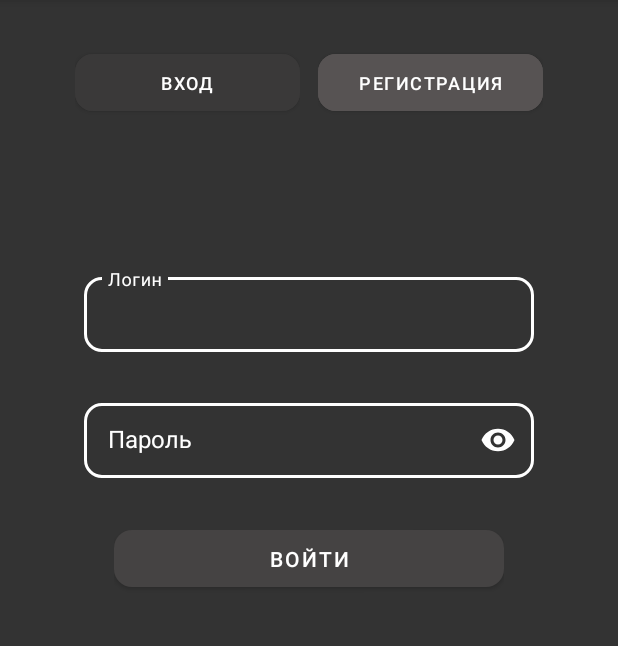
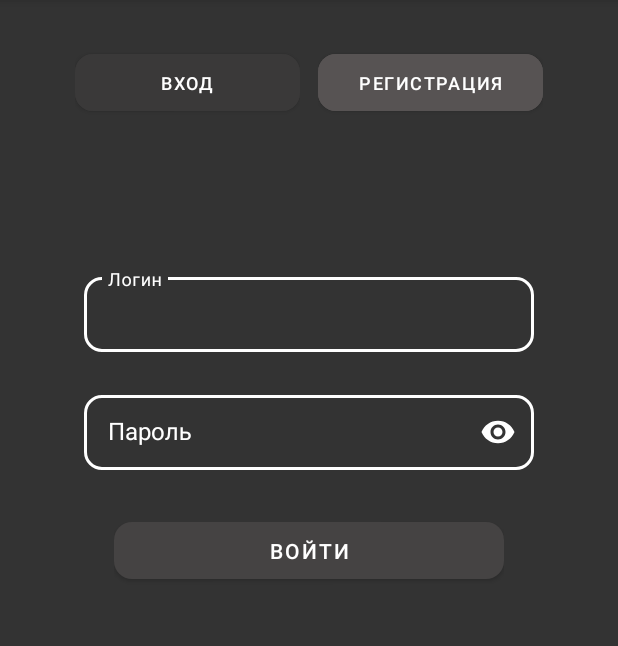
Before and after one commit to SklRV/MyNewsApp, an Android app: the screen it shows after launch (MainActivity), on a phone screen of 412 x 824 dp, the part 84-730 px from its top. Run offline under Robolectric (Android 15) with nearby library versions, the phone set to English and light mode, and no system bars.

Commit message:
Косметические правки: - BottomNavBar 2 страницы - Порядок в коде лучше - Дизайн подправлен на более приятный

```diff
--- a/app/src/main/res/values/themes.xml
+++ b/app/src/main/res/values/themes.xml
@@ -19,7 +19,7 @@
         <item name="boxStrokeWidth">2dp</item>
         <item name="android:layout_width">wrap_content</item>
         <item name="android:layout_height">wrap_content</item>
-        <item name="android:layout_marginTop">5dp</item>
+        <item name="android:layout_marginTop">0dp</item>
         <item name="errorEnabled">true</item>
         <item name="shapeAppearance">@style/Rounded</item>
         <item name="errorTextAppearance">@style/ErrorText</item>
```
